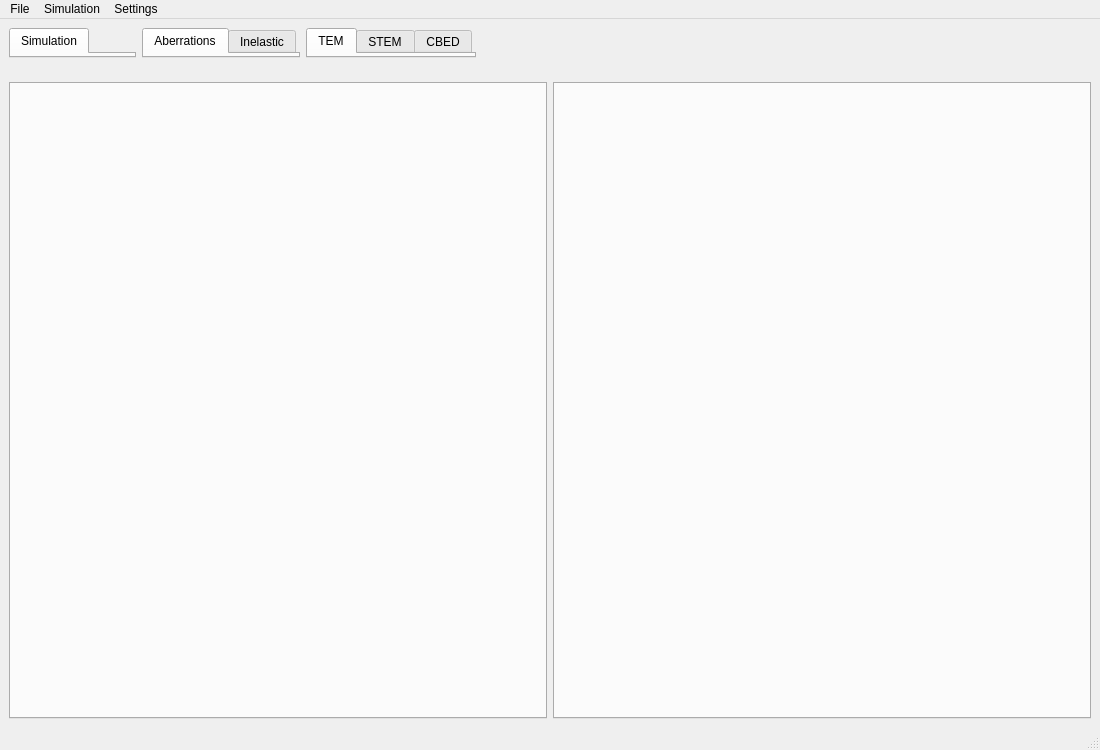
This is src/gui/mainwindow.ui in JJPPeters/clTEM as Qt 5 draws it before an edit. The edited form follows.
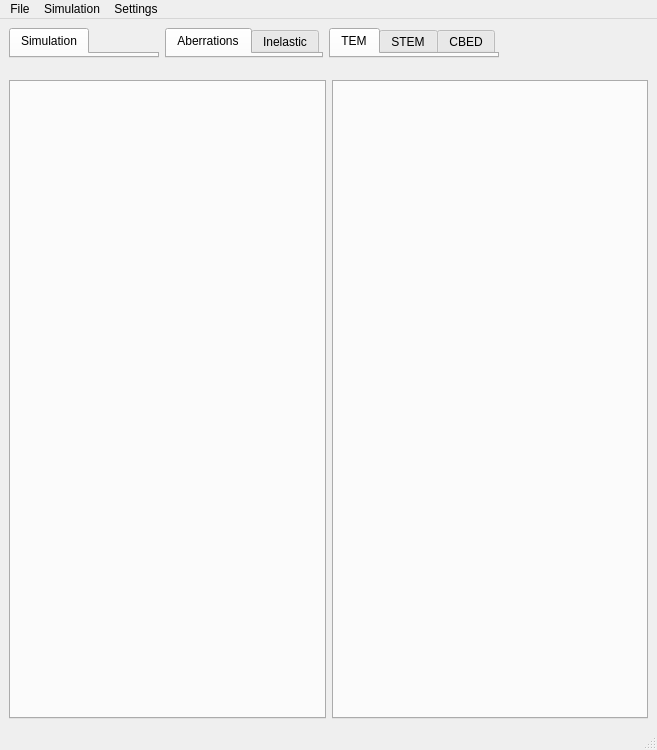
This is the edited form. Custom widgets are drawn as their Qt base class.

Patch:
```diff
--- a/src/gui/mainwindow.ui
+++ b/src/gui/mainwindow.ui
@@ -6,14 +6,14 @@
    <rect>
     <x>0</x>
     <y>0</y>
-    <width>1100</width>
+    <width>657</width>
     <height>750</height>
    </rect>
   </property>
   <property name="minimumSize">
    <size>
-    <width>1100</width>
-    <height>600</height>
+    <width>0</width>
+    <height>0</height>
    </size>
   </property>
   <property name="windowTitle">
@@ -38,8 +38,11 @@
     </property>
     <item>
      <layout class="QVBoxLayout" name="mainLayout" stretch="0,1">
+      <property name="spacing">
+       <number>4</number>
+      </property>
       <item>
-       <layout class="QHBoxLayout" name="hTabs" stretch="0,0,0,1">
+       <layout class="QHBoxLayout" name="hTabs" stretch="0,0,0,0">
         <property name="leftMargin">
          <number>9</number>
         </property>
@@ -55,7 +58,7 @@
         <item>
          <widget class="QTabWidget" name="twSim">
           <property name="sizePolicy">
-           <sizepolicy hsizetype="Expanding" vsizetype="Expanding">
+           <sizepolicy hsizetype="MinimumExpanding" vsizetype="Expanding">
             <horstretch>0</horstretch>
             <verstretch>0</verstretch>
            </sizepolicy>
@@ -88,6 +91,12 @@
            <number>0</number>
           </property>
           <widget class="AberrationFrame" name="tAberr">
+           <property name="sizePolicy">
+            <sizepolicy hsizetype="Preferred" vsizetype="Preferred">
+             <horstretch>0</horstretch>
+             <verstretch>0</verstretch>
+            </sizepolicy>
+           </property>
            <attribute name="title">
             <string>Aberrations</string>
            </attribute>
@@ -102,7 +111,7 @@
         <item>
          <widget class="QTabWidget" name="twMode">
           <property name="sizePolicy">
-           <sizepolicy hsizetype="Fixed" vsizetype="Expanding">
+           <sizepolicy hsizetype="MinimumExpanding" vsizetype="Expanding">
             <horstretch>0</horstretch>
             <verstretch>0</verstretch>
            </sizepolicy>
@@ -138,10 +147,13 @@
           <property name="orientation">
            <enum>Qt::Horizontal</enum>
           </property>
+          <property name="sizeType">
+           <enum>QSizePolicy::MinimumExpanding</enum>
+          </property>
           <property name="sizeHint" stdset="0">
            <size>
-            <width>40</width>
-            <height>20</height>
+            <width>0</width>
+            <height>0</height>
            </size>
           </property>
          </spacer>
@@ -183,7 +195,7 @@
     <rect>
      <x>0</x>
      <y>0</y>
-     <width>1100</width>
+     <width>657</width>
      <height>17</height>
     </rect>
    </property>
```
Left out of the diff: 6 changed lines with no effect on the pictures.
